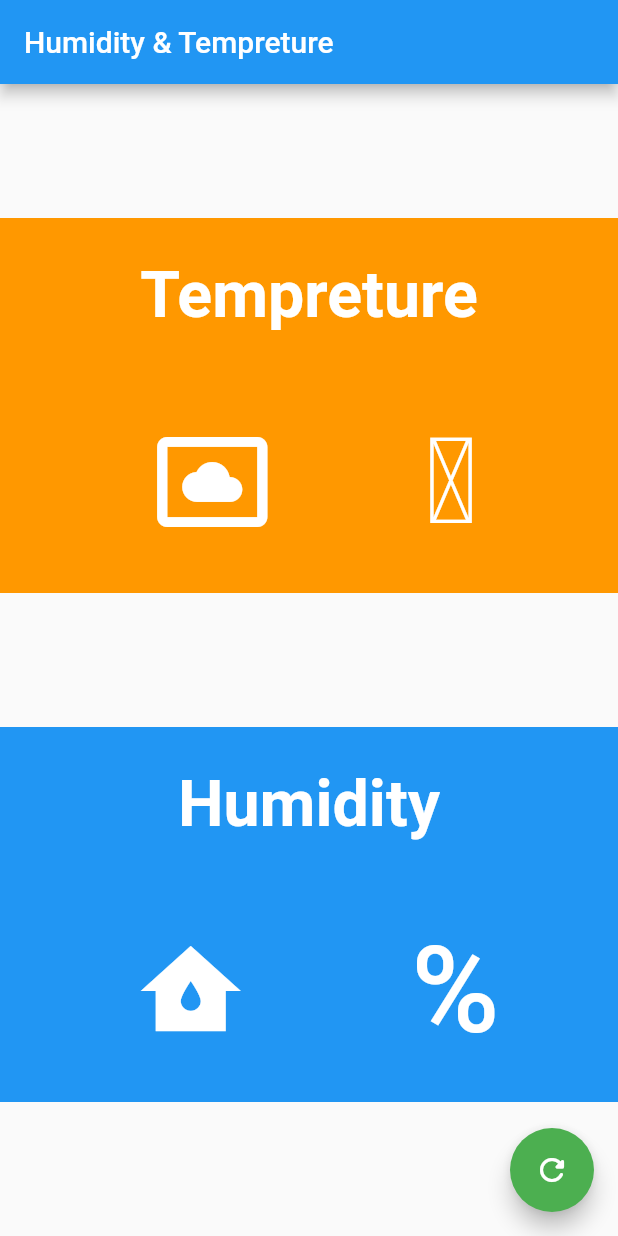
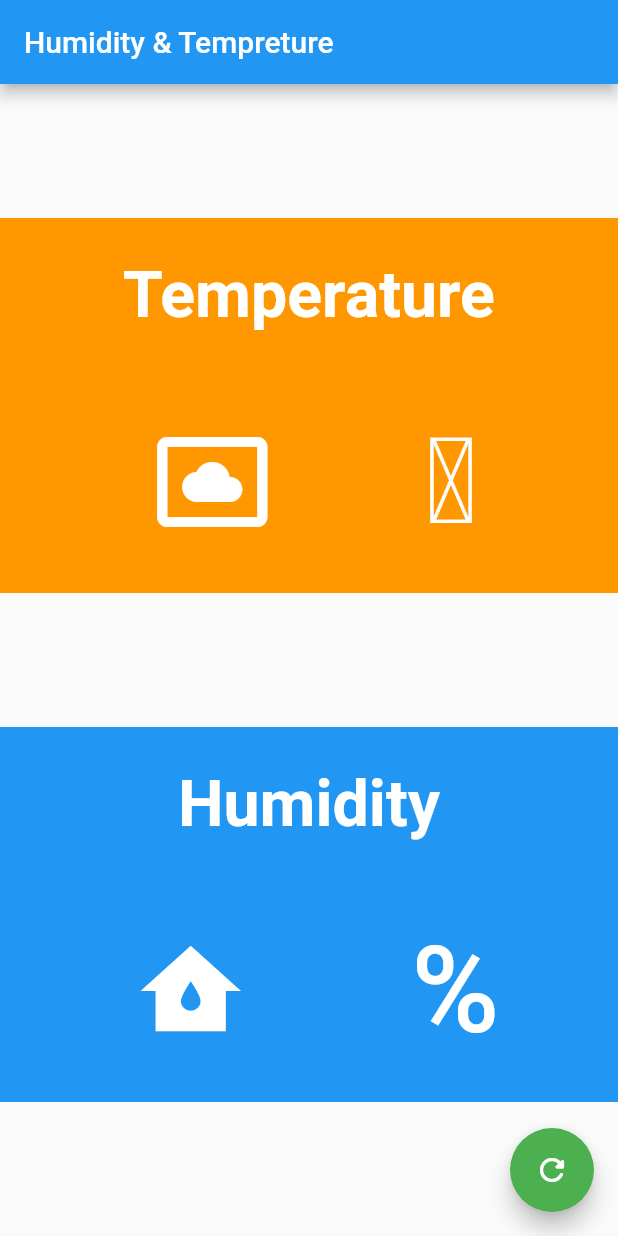
Before and after one commit to Tinh1004/app_temperature, a Flutter app: the screen it shows after launch, on a phone screen of 412 x 824 dp. Run offline on Flutter 3.47's test engine with Material 2 defaults, Android fonts, the phone set to English and light mode, and no system bars; our stand-ins replace provider_architecture; network calls fail.

Commit message:
Update main.dart
i modified the spell of temperature

```diff
--- a/lib/main.dart
+++ b/lib/main.dart
@@ -95,7 +95,7 @@ class _MyHomePageState extends State<MyHomePage> {
             mainAxisAlignment: MainAxisAlignment.spaceAround,
 
             children: [
-              Text("Tempreture",
+              Text("Temperature",
                 style: TextStyle(
                   fontSize: 43,
                   fontWeight: FontWeight.bold,
```
